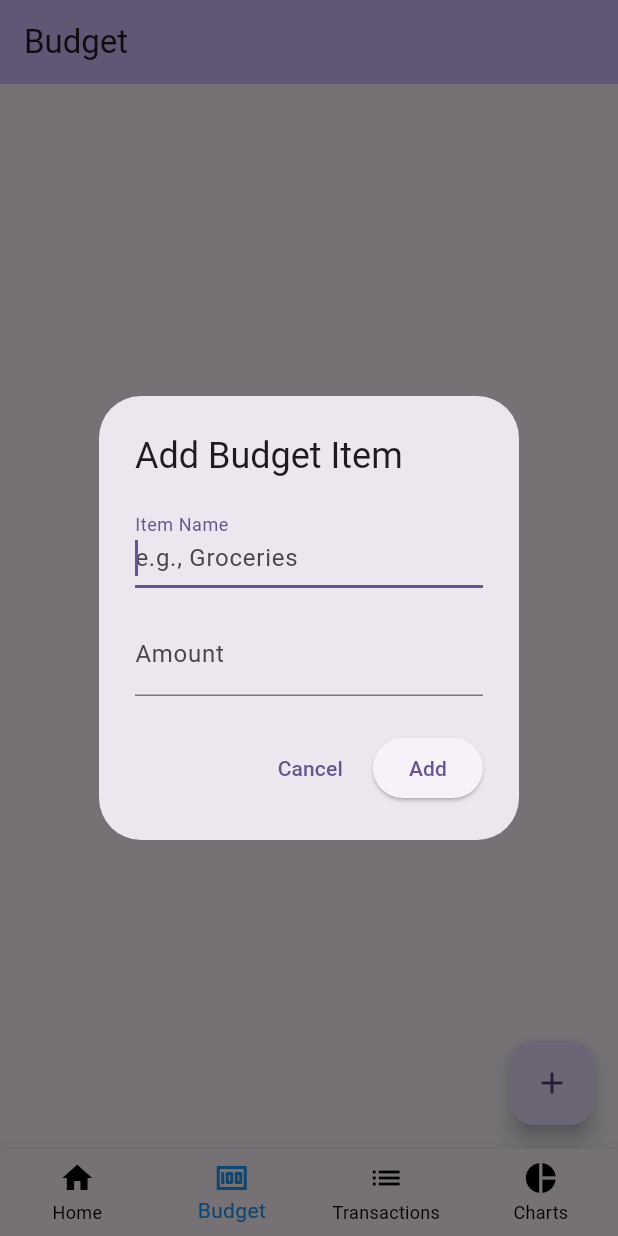
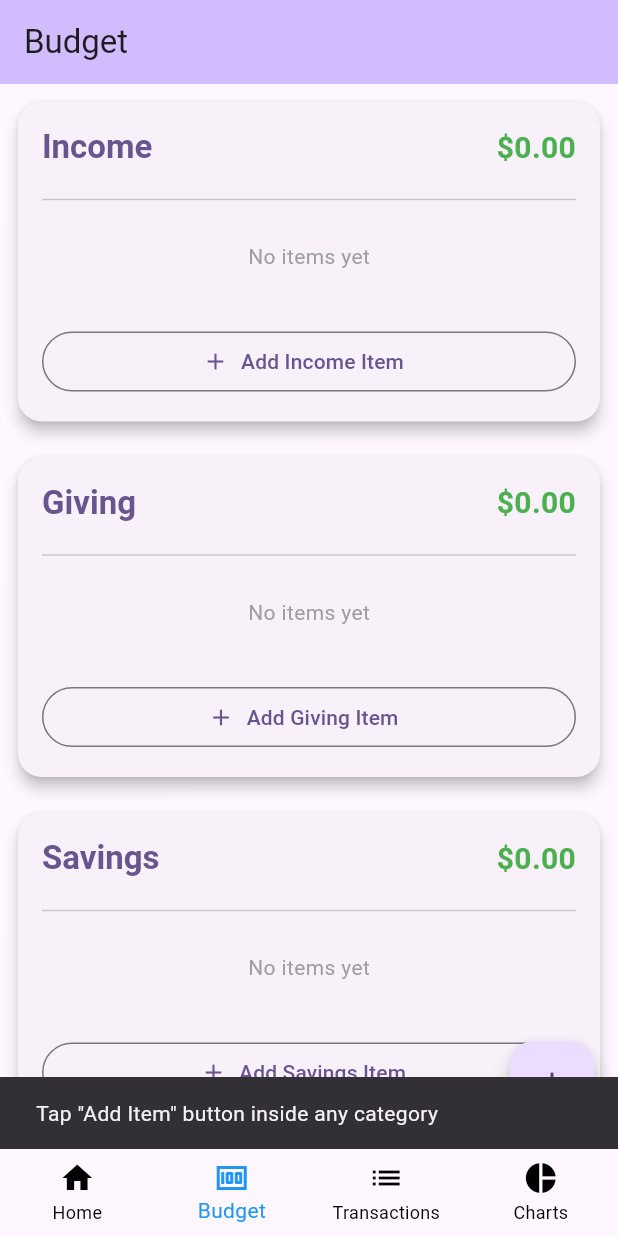
Before and after one commit to edwarddijeh/EveryDollarApp, a Flutter app: the screen it shows after launch, item 2 of the bottom bar chosen, after a tap on the "add" icon, on a phone screen of 412 x 824 dp. Run offline on Flutter 3.47's test engine with Material 3 defaults, Android fonts, the light colour scheme and no system bars.

Commit message:
Working multi category budget

```diff
--- /dev/null
+++ b/lib/BudgetCategoryContainer.dart
@@ -0,0 +1,174 @@
+// File: lib/BudgetCategoryContainer.dart
+import 'package:flutter/material.dart';
+import 'package:flutter/services.dart';
+import 'package:every_dollar_app/BudgetItem.dart';
+
+class BudgetCategoryContainer extends StatelessWidget {
+  final String categoryName;
+  final List<BudgetItem> items;
+  final void Function(BudgetItem) onAddItem;
+  final void Function(BudgetItem)? onRemoveItem;
+
+  const BudgetCategoryContainer({
+    Key? key,
+    required this.categoryName,
+    required this.items,
+    required this.onAddItem,
+    this.onRemoveItem,
+  }) : super(key: key);
+
+  @override
+  Widget build(BuildContext context) {
+    final total = items.fold(0.0, (sum, item) => sum + item.amount);
+
+    return Card(
+      margin: const EdgeInsets.all(12),
+      elevation: 4,
+      shape: RoundedRectangleBorder(borderRadius: BorderRadius.circular(16)),
+      child: Padding(
+        padding: const EdgeInsets.all(16),
+        child: Column(
+          crossAxisAlignment: CrossAxisAlignment.start,
+          children: [
+            // Header
+            Row(
+              mainAxisAlignment: MainAxisAlignment.spaceBetween,
+              children: [
+                Text(
+                  categoryName,
+                  style: Theme.of(context).textTheme.titleLarge!.copyWith(
+                        fontWeight: FontWeight.bold,
+                        color: Theme.of(context).primaryColor,
+                      ),
+                ),
+                Text(
+                  '\$${total.toStringAsFixed(2)}',
+                  style: const TextStyle(
+                    fontSize: 20,
+                    fontWeight: FontWeight.bold,
+                    color: Colors.green,
+                  ),
+                ),
+              ],
+            ),
+            const SizedBox(height: 12),
+            const Divider(),
+
+            // Items list
+            items.isEmpty
+                ? const Padding(
+                    padding: EdgeInsets.symmetric(vertical: 20),
+                    child: Center(
+                      child: Text('No items yet', style: TextStyle(color: Colors.grey)),
+                    ),
+                  )
+                : ListView.separated(
+                    shrinkWrap: true,
+                    physics: const NeverScrollableScrollPhysics(),
+                    itemCount: items.length,
+                    separatorBuilder: (_, __) => const SizedBox(height: 8),
+                    itemBuilder: (context, index) {
+                      final item = items[index];
+                      return Container(
+                        padding: const EdgeInsets.all(12),
+                        decoration: BoxDecoration(
+                          color: Colors.grey[50],
+                          borderRadius: BorderRadius.circular(8),
+                          border: Border.all(color: Colors.grey[300]!),
+                        ),
+                        child: Row(
+                          children: [
+                            Expanded(child: Text(item.name)),
+                            Text(
+                              '\$${item.amount.toStringAsFixed(2)}',
+                              style: const TextStyle(fontWeight: FontWeight.w600),
+                            ),
+                            if (onRemoveItem != null) ...[
+                              const SizedBox(width: 8),
+                              IconButton(
+                                icon: const Icon(Icons.delete, color: Colors.red),
+                                onPressed: () => onRemoveItem!(item),
+                              ),
+                            ],
+                          ],
+                        ),
+                      );
+                    },
+                  ),
+
+            const SizedBox(height: 16),
+
+            // Add Button — Now works!
+            SizedBox(
+              width: double.infinity,
+              child: OutlinedButton.icon(
+                onPressed: () => _showAddDialog(context),
+                icon: const Icon(Icons.add),
+                label: Text('Add $categoryName Item'),
+              ),
+            ),
+          ],
+        ),
+      ),
+    );
+  }
+
+  void _showAddDialog(BuildContext context) {
+    final nameController = TextEditingController();
+    final amountController = TextEditingController();
+
+    showDialog(
+      context: context,
+      builder: (context) => AlertDialog(
+        title: Text('Add to $categoryName'),
+        content: Column(
+          mainAxisSize: MainAxisSize.min,
+          children: [
+            TextField(
+              controller: nameController,
+              decoration: const InputDecoration(labelText: 'Item Name'),
+              autofocus: true,
+            ),
+            const SizedBox(height: 16),
+            TextField(
+              controller: amountController,
+              decoration: const InputDecoration(
+                labelText: 'Amount',
+                prefixText: '\$ ',
+              ),
+              keyboardType: const TextInputType.numberWithOptions(decimal: true),
+              inputFormatters: [
+                FilteringTextInputFormatter.allow(RegExp(r'^\d+\.?\d{0,2}')),
+              ],
+            ),
+          ],
+        ),
+        actions: [
+          TextButton(onPressed: () => Navigator.pop(context), child: const Text('Cancel')),
+          ElevatedButton(
+            onPressed: () {
+              final name = nameController.text.trim();
+              final amountText = amountController.text.trim();
+              if (name.isNotEmpty && amountText.isNotEmpty) {
+                final amount = double.tryParse(amountText);
+                if (amount != null && amount > 0) {
+                  onAddItem(BudgetItem(name: name, amount: amount));
+                  Navigator.pop(context);
+                } else {
+                  ScaffoldMessenger.of(context).showSnackBar(
+                    const SnackBar(content: Text('Invalid amount')),
+                  );
+                }
+              } else {
+                ScaffoldMessenger.of(context).showSnackBar(
+                  const SnackBar(content: Text('Please fill all fields')),
+                );
+              }
+            },
+            child: const Text('Add'),
+          ),
+        ],
+      ),
+    );
+  }
+}
--- a/lib/BudgetItem.dart
+++ b/lib/BudgetItem.dart
@@ -1,12 +1,14 @@
+import 'package:every_dollar_app/Transaction.dart';
 
 class BudgetItem {
-  String title = '';
+  String name = '';
   double amount = 0.0;
   double mDisplayedTotal = 0;
   double mCurrentTotal = 0;
   double mRemainingAmount = 0;
-  BudgetItem({required this.title, required this.amount})
+  BudgetItem({required this.name, required this.amount})
   {
     mDisplayedTotal = amount;
   }
+  List<Transaction> transactions = [];
 }
--- a/lib/BudgetPage.dart
+++ b/lib/BudgetPage.dart
@@ -1,19 +1,10 @@
+// File: lib/BudgetPage.dart
 import 'package:flutter/material.dart';
-import 'package:flutter/services.dart';
 import 'package:every_dollar_app/BudgetItem.dart';
+import 'package:every_dollar_app/BudgetCategoryContainer.dart';
 
 class BudgetPage extends StatefulWidget {
   const BudgetPage({super.key, required this.title});
-
-  // This widget is the home page of your application. It is stateful, meaning
-  // that it has a State object (defined below) that contains fields that affect
-  // how it looks.
-
-  // This class is the configuration for the state. It holds the values (in this
-  // case the title) provided by the parent (in this case the App widget) and
-  // used by the build method of the State. Fields in a Widget subclass are
-  // always marked "final".
-
   final String title;
 
   @override
@@ -21,105 +12,74 @@ class BudgetPage extends StatefulWidget {
 }
 
 class _BudgetPage extends State<BudgetPage> {
-  List<BudgetItem> mBudgetItems = [];
+  final Map<String, List<BudgetItem>> budgetCategories = {
+    'Income': [],
+    'Giving': [],
+    'Savings': [],
+    'Housing and Utilities': [],
+    'Transportation': [],
+    'Food': [],
+    'Personal': [],
+    'Health': [],
+    'Lifestyle': [],
+    'Insurance': [],
+    'Subscriptions': [],
+  };
 
-  void _addBudgetItem(String name, double amount) {
-    setState(() {
-    mBudgetItems.add(BudgetItem(title: name, amount: amount));
-    });
-  }
+  final List<String> categoryOrder = [
+    'Income',
+    'Giving',
+    'Savings',
+    'Housing and Utilities',
+    'Transportation',
+    'Food',
+    'Personal',
+    'Health',
+    'Lifestyle',
+    'Insurance',
+    'Subscriptions',
+  ];
 
-  void _showAddBudgetItemDialog() {
-  final TextEditingController nameController = TextEditingController();
-  final TextEditingController amountController = TextEditingController();
-
-  showDialog(
-    context: context,
-    builder: (BuildContext context) {
-      return AlertDialog(
-        title: const Text('Add Budget Item'),
-        content: Column(
-          mainAxisSize: MainAxisSize.min,
-          children: [
-            TextField(
-              controller: nameController,
-              decoration: const InputDecoration(
-                labelText: 'Item Name',
-                hintText: 'e.g., Groceries',
-              ),
-              autofocus: true,
-            ),
-            const SizedBox(height: 16),
-            TextField(
-              controller: amountController,
-              decoration: const InputDecoration(
-                labelText: 'Amount',
-                hintText: 'e.g., 150.00',
-              ),
-              keyboardType: const TextInputType.numberWithOptions(decimal: true),
-              inputFormatters: [
-                FilteringTextInputFormatter.allow(RegExp(r'[0-9.]')),
-              ],
-            ),
-          ],
-        ),
-        actions: [
-          TextButton(
-            onPressed: () => Navigator.of(context).pop(),
-            child: const Text('Cancel'),
-          ),
-          ElevatedButton(
-            onPressed: () {
-              final String name = nameController.text.trim();
-              final String amountText = amountController.text.trim();
-
-              if (name.isNotEmpty && amountText.isNotEmpty) {
-                final double? amount = double.tryParse(amountText);
-                if (amount != null && amount > 0) {
-                  _addBudgetItem(name, amount);
-                  Navigator.of(context).pop();
-                } else {
-                  // Optional: Show error for invalid amount
-                  ScaffoldMessenger.of(context).showSnackBar(
-                    const SnackBar(content: Text('Please enter a valid amount')),
-                  );
-                }
-              } else {
-                ScaffoldMessenger.of(context).showSnackBar(
-                  const SnackBar(content: Text('Please fill in all fields')),
-                );
-              }
-            },
-            child: const Text('Add'),
-          ),
-        ],
-      );
-    },
-  );
-  }
 
   @override
   Widget build(BuildContext context) {
+
     return Scaffold(
       appBar: AppBar(
         backgroundColor: Theme.of(context).colorScheme.inversePrimary,
         title: Text(widget.title),
       ),
-      body: mBudgetItems.isEmpty
-          ? const Center(child: Text('No items yet'))
-          : ListView.builder(
-              itemCount: mBudgetItems.length,
-              itemBuilder: (context, index) {
-                final item = mBudgetItems[index];
-                return ListTile(
-                  title: Text(item.title),
-                  trailing: Text('\$${item.amount.toStringAsFixed(2)}'),
+      body: ListView(
+              children: categoryOrder.map((category) {
+                final items = budgetCategories[category]!;
+                return BudgetCategoryContainer(
+                  categoryName: category,
+                  items: items,
+                  onAddItem: (item) {
+                    setState(() {
+                      items.add(item);
+                    });
+                  },
+                  onRemoveItem: (item) {
+                    setState(() {
+                      items.remove(item);
+                    });
+                  },
                 );
-              },
+              }).toList(),
             ),
       floatingActionButton: FloatingActionButton(
-        onPressed: _showAddBudgetItemDialog,
+        tooltip: 'Add item',
         child: const Icon(Icons.add),
+        onPressed: () {
+          // Optional: scroll to top or show hint
+          ScaffoldMessenger.of(context).showSnackBar(
+            const SnackBar(
+              content: Text('Tap "Add Item" button inside any category'),
+              duration: Duration(seconds: 2),
+            ),
+          );
+        },
       ),
     );
   }
--- /dev/null
+++ b/lib/Transaction.dart
@@ -0,0 +1,10 @@
+
+// import 'package:flutter/material.dart';
+import 'package:every_dollar_app/BudgetItem.dart';
+
+class Transaction {
+  String date = '';
+  double amount = 0.0;
+  String merchant = '';
+  List <BudgetItem> budgetItem = [];
+}
```
